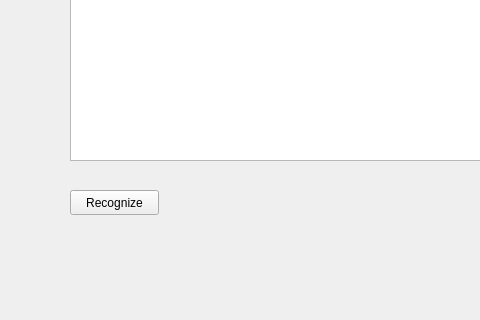
Before: the Qt Designer form sourceFiles/imageprocgui.ui in kyahRob/SoftEng, drawn with Qt 5; both pictures show x 0 to 480 and y 280 to 600 of the 772 by 600 pixel window.
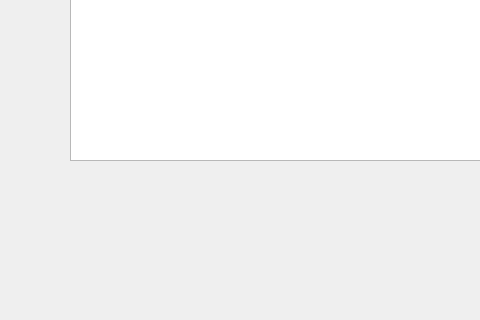
After: the same form once the commit is applied.

Commit message: recognize btn removed, browse btn will recognize image

```diff
--- a/sourceFiles/imageprocgui.ui
+++ b/sourceFiles/imageprocgui.ui
@@ -63,19 +63,6 @@
      <string>Recognized Text File:</string>
     </property>
    </widget>
-   <widget class="QPushButton" name="recogbtn">
-    <property name="geometry">
-     <rect>
-      <x>70</x>
-      <y>470</y>
-      <width>89</width>
-      <height>25</height>
-     </rect>
-    </property>
-    <property name="text">
-     <string>Recognize</string>
-    </property>
-   </widget>
    <widget class="QTextEdit" name="outputText">
     <property name="geometry">
      <rect>
```
Left out of the diff: 3 changed lines with no effect on the pictures. The commit also changes 1 other file.
